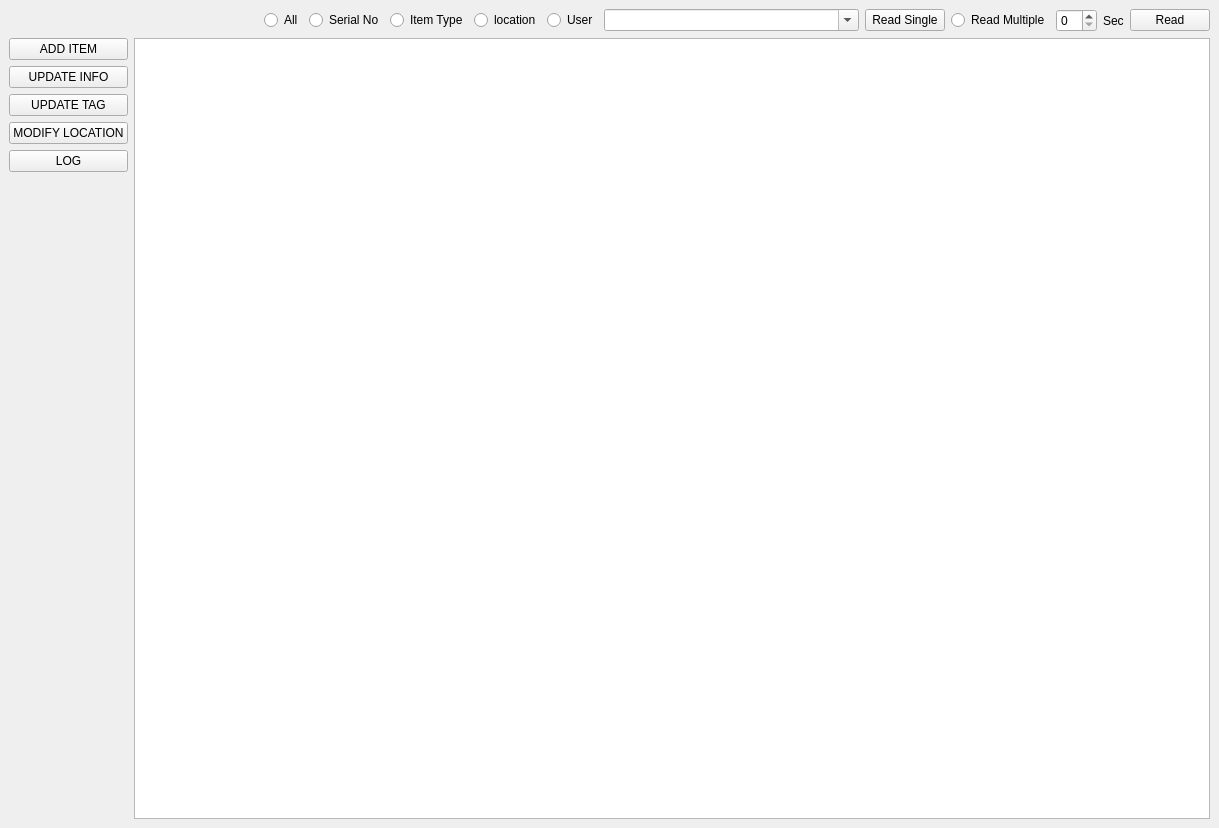
Old version of the form GUI/uiFiles/Grantha.ui in the repository aumanimationstudios/Grantha.
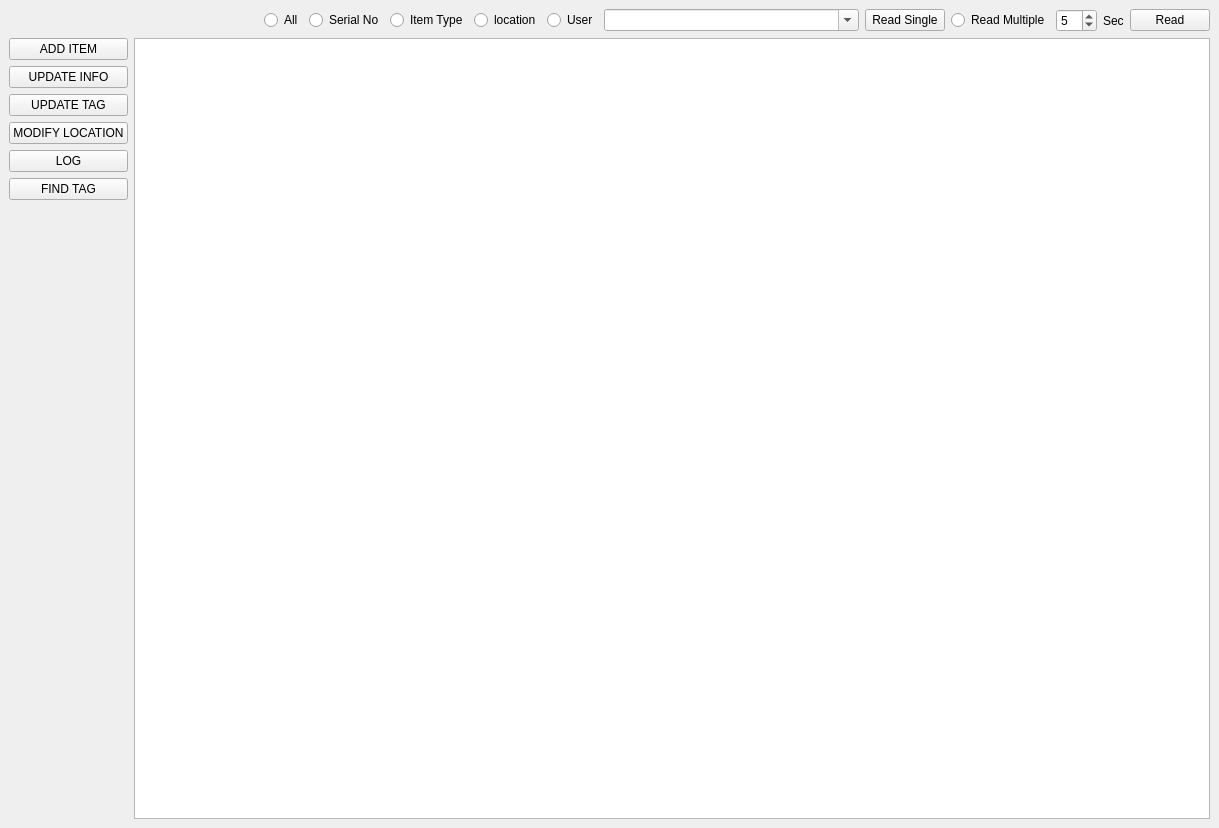
New version of the form.

Commit message: added find tag

The edit to the form file:
```diff
--- a/GUI/uiFiles/Grantha.ui
+++ b/GUI/uiFiles/Grantha.ui
@@ -96,7 +96,11 @@
        </widget>
       </item>
       <item>
-       <widget class="QSpinBox" name="spinBox"/>
+       <widget class="QSpinBox" name="spinBox">
+        <property name="value">
+         <number>5</number>
+        </property>
+       </widget>
       </item>
       <item>
        <widget class="QLabel" name="label">
@@ -161,6 +165,13 @@
         </property>
        </widget>
       </item>
+      <item>
+       <widget class="QPushButton" name="findTagButton">
+        <property name="text">
+         <string>FIND TAG</string>
+        </property>
+       </widget>
+      </item>
       <item>
        <spacer name="verticalSpacer">
         <property name="orientation">
```
The commit also changes 10 other files.
